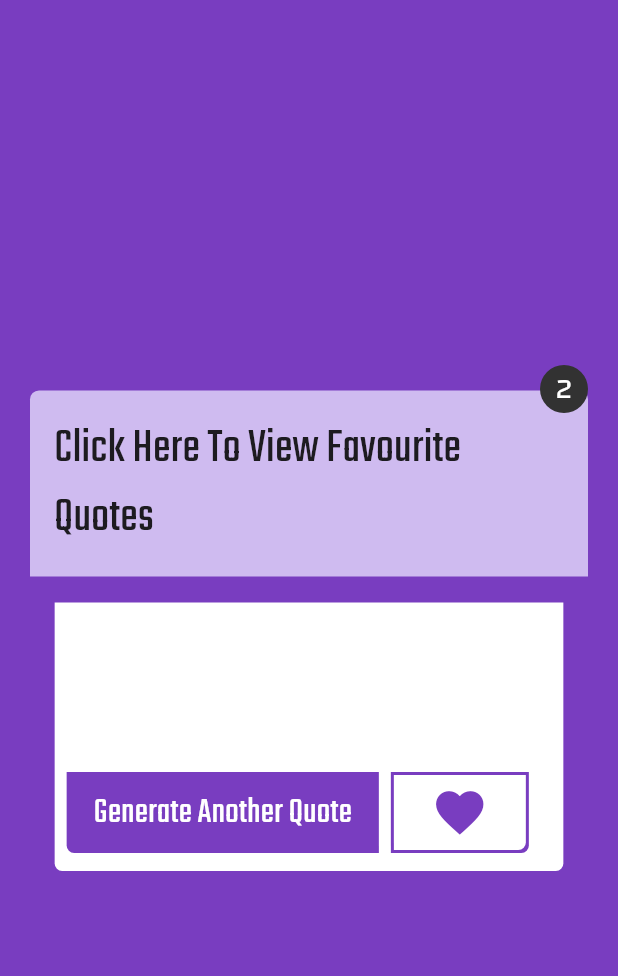
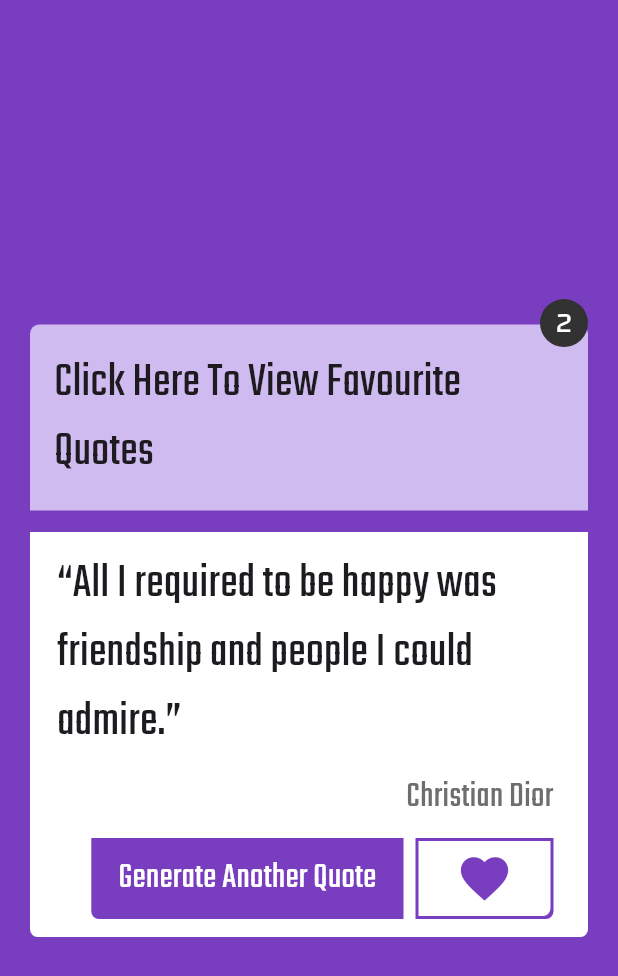
Before and after one commit to ykhaledw/quotes_generator, a Flutter app: the screen it shows after launch, on a phone screen of 412 x 824 dp. Shown: the top 976 px of the screen. Run offline on Flutter 3.47's test engine with Material 3 defaults, Android fonts, the phone set to English and light mode, and no system bars; our stand-ins replace dio, flutter_bloc.

Commit message:
add Gemunu Libre font

```diff
--- a/lib/presentation/views/widgets/quotes_view.dart
+++ b/lib/presentation/views/widgets/quotes_view.dart
@@ -24,7 +24,7 @@ class QuotesView extends StatelessWidget {
             const Padding(
               padding:  EdgeInsets.only(left: 10),
               child: Text(
-                '',
+                '“All I required to be happy was friendship and people I could admire.”',
                 style:  TextStyle(fontSize: 32),
               ),
             ),
@@ -34,7 +34,7 @@ class QuotesView extends StatelessWidget {
             const Padding(
               padding:  EdgeInsets.only(right: 15),
               child: Text(
-                '',
+                'Christian Dior',
                 style:  TextStyle(
                   fontSize: 24,
                   color: Color(0xff6E6E6E),
--- a/pubspec.yaml
+++ b/pubspec.yaml
@@ -85,6 +85,9 @@ flutter:
     - family: Changa
       fonts:
         - asset: assets/fonts/Changa-Regular.ttf
+    - family: Gemunu Libre
+      fonts:
+        - asset: assets/fonts/GemunuLibre-Regular.ttf
   #       - asset: fonts/TrajanPro_Bold.ttf
   #         weight: 700
   #
```
Also changed, not shown: assets/fonts/GemunuLibre-Regular.ttf (added), pubspec.lock.
